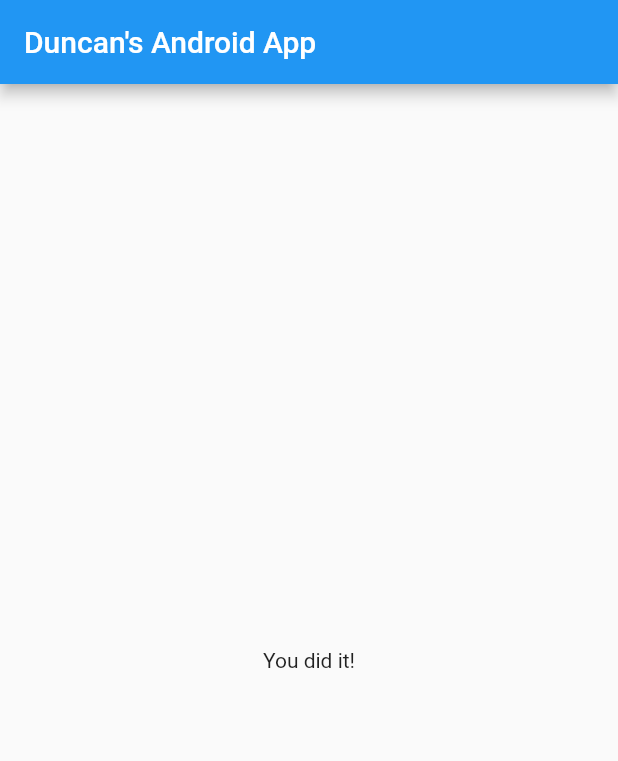
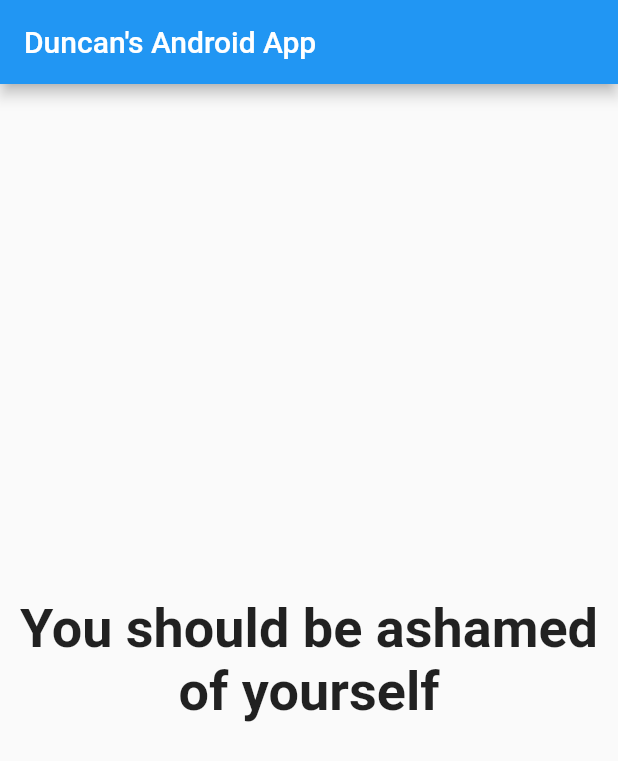
Before and after one commit to DuncanMoyo/flutter-tutorial-for-beginners, a Flutter app: the screen it shows after launch, after a tap on "Black", after a tap on "Rabbit", after a tap on "Mosh", on a phone screen of 412 x 824 dp. Shown: the top 761 px of the screen. Run offline on Flutter 3.47's test engine with Material 2 defaults, Android fonts, the phone set to English and light mode, and no system bars.

Commit message:
returning results of the quiz

```diff
--- a/lib/main.dart
+++ b/lib/main.dart
@@ -84,7 +84,7 @@ class _MyAppState extends State<MyApp> {
                 questionIndex: _questionIndex,
                 questions: _questions,
               )
-            : Result(),
+            : Result(_totalScore),
       ),
     );
   }
--- a/lib/result.dart
+++ b/lib/result.dart
@@ -1,10 +1,32 @@
 import 'package:flutter/material.dart';
 
 class Result extends StatelessWidget {
+  final int resultScore;
+
+  Result(this.resultScore);
+
+  String get resultPhrase {
+    String resultText;
+    if (resultScore <= 10) {
+      resultText = 'You are awesome!!';
+    } else if (resultScore <= 16) {
+      resultText = 'You\'re alright';
+    } else if (resultScore <= 20) {
+      resultText = 'Weirdo';
+    } else {
+      resultText = 'You should be ashamed of yourself';
+    }
+    return resultText;
+  }
+
   @override
   Widget build(BuildContext context) {
-    return  Center(
-                child: Text('You did it!'),
-              );
+    return Center(
+      child: Text(
+        resultPhrase,
+        style: TextStyle(fontSize: 36, fontWeight: FontWeight.bold),
+        textAlign: TextAlign.center,
+      ),
+    );
   }
 }
```
